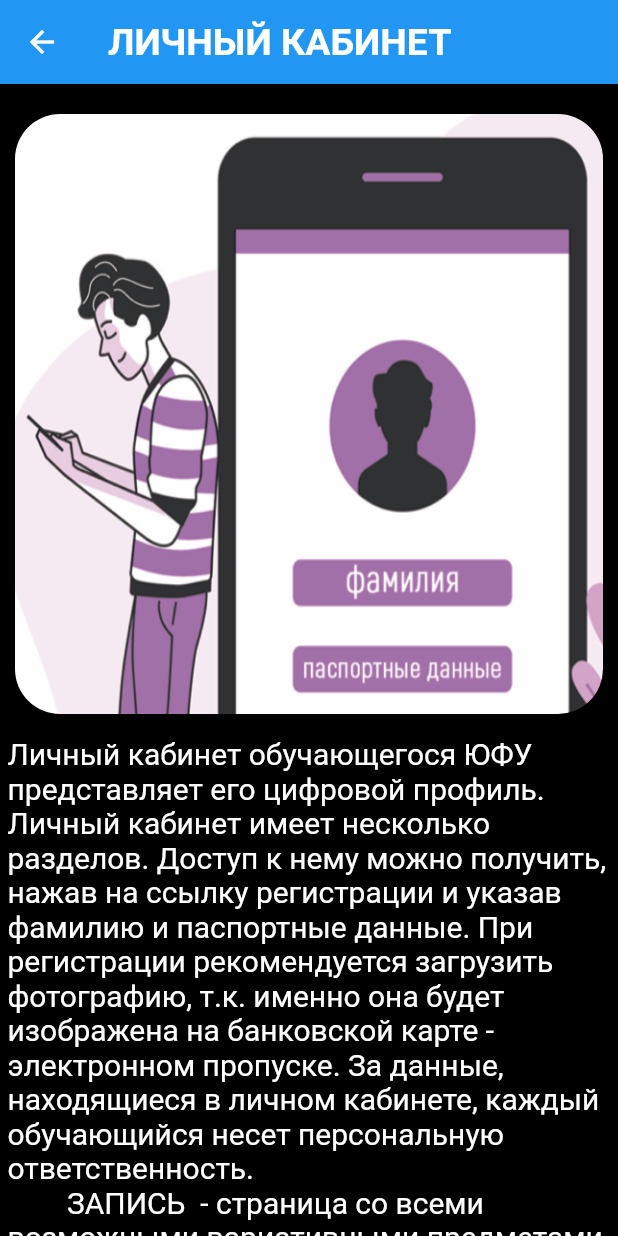
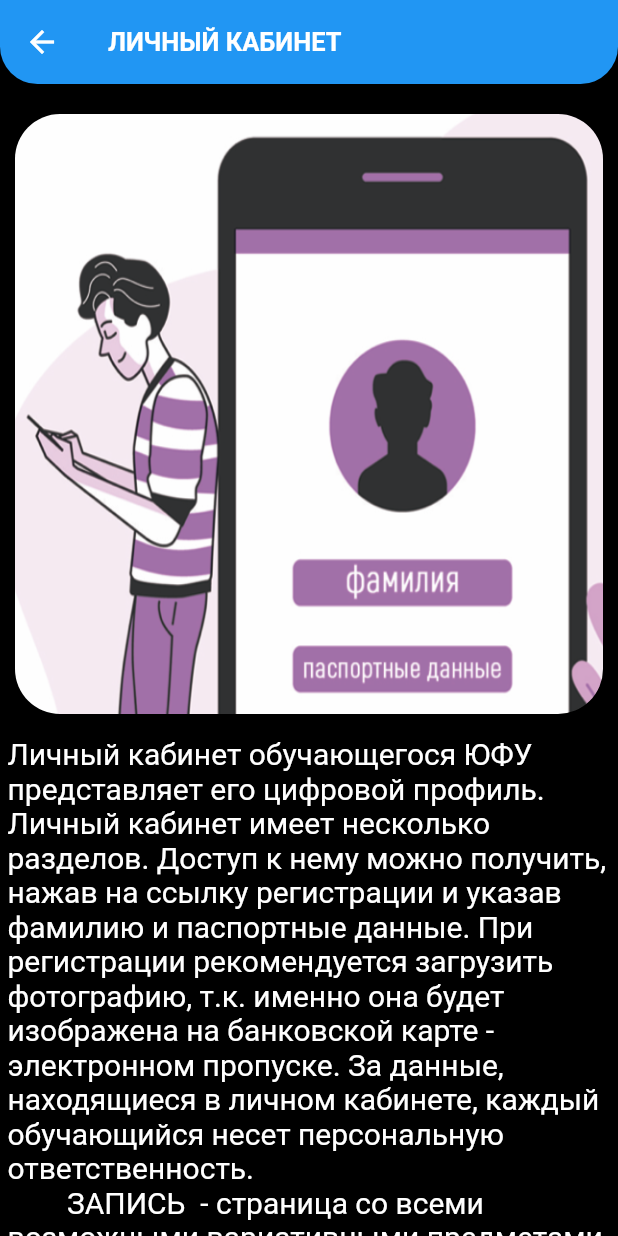
Before and after one commit to AndreyKondakovGW/Project-Sbornik-Pervokursnika-, a Flutter app: the ArticleWidget screen opened by its route, on a phone screen of 412 x 824 dp. Run offline on Flutter 3.47's test engine with Material 2 defaults, Android fonts, the phone set to English and light mode, and no system bars; our stand-ins replace bloc, flutter_bloc.

Commit message:
Изменен AppBar

```diff
--- a/lib/WidgetsArticles/ArticleWidget.dart
+++ b/lib/WidgetsArticles/ArticleWidget.dart
@@ -11,10 +11,14 @@ class ArticleWidget extends StatelessWidget {
     return Scaffold(
         backgroundColor: Colors.black,
         appBar: AppBar(
+            shape: RoundedRectangleBorder(
+                borderRadius: BorderRadius.only(
+                    bottomLeft: Radius.circular(25),
+                    bottomRight: Radius.circular(25))),
             title: Text(article.title,
                 textAlign: TextAlign.center,
                 style: TextStyle(
-                  fontSize: 25,
+                  fontSize: 17,
                   fontWeight: FontWeight.bold,
                 ))),
         body: ListView(children: [
--- a/lib/main.dart
+++ b/lib/main.dart
@@ -15,7 +15,7 @@ class MyApp extends StatelessWidget {
   Widget build(BuildContext context) {
     return MaterialApp(initialRoute: '/login', routes: {
       '/login': (BuildContext context) => LoginRegestrationPage(),
-      '/home': (BuildContext context) => SbornikMenuPage(),
+      '/home': (BuildContext context) => NavPage(),
       '/lenta': (BuildContext context) => LentaPage(),
       "/block/0": (BuildContext context) => SbornikPage(),
       "/block/1": (BuildContext context) => articlesarrwidget[0],
--- a/lib/pages/BasePage.dart
+++ b/lib/pages/BasePage.dart
@@ -42,8 +42,12 @@ class _NavPageState extends State<NavPage> {
   @override
   Widget build(BuildContext context) {
     return Scaffold(
+      backgroundColor: Colors.black,
       appBar: AppBar(
-        //shape: RoundedRectangleBorder(borderRadius: BorderRadius.circular(30)),
+        shape: RoundedRectangleBorder(
+            borderRadius: BorderRadius.only(
+                bottomLeft: Radius.circular(25),
+                bottomRight: Radius.circular(25))),
         title: Text(titels[currentIdex]),
       ),
       body: children[currentIdex],
```
Also changed, not shown: lib/WidgetsArticles/articlesrepo.dart (+10 -6 lines), lib/pages/PostsViewPage.dart (+14 -7 lines).
